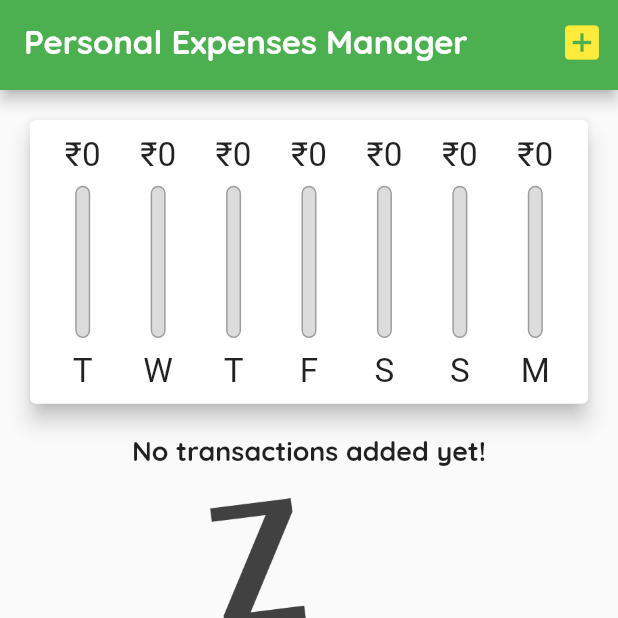
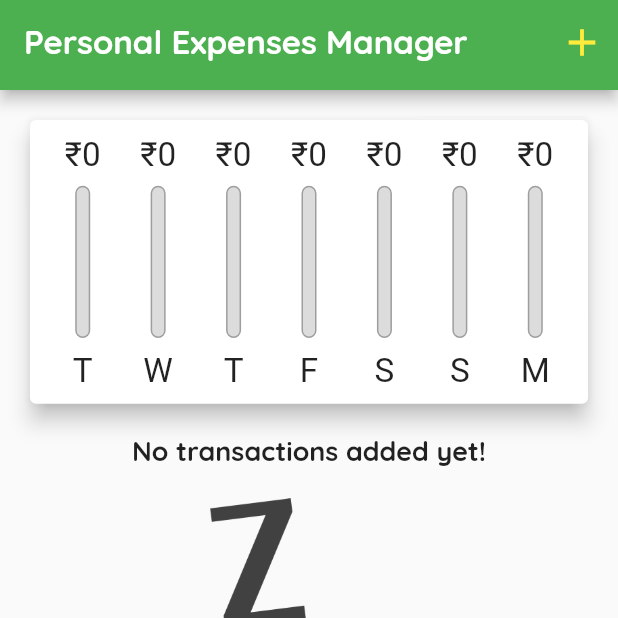
Before and after one commit to soumyadeep6845/Personal_Expense_Manager, a Flutter app: the screen it shows after launch, on a phone screen of 412 x 824 dp, the top half of it. Run offline on Flutter 3.47's test engine with Material 2 defaults, Android fonts, the phone set to English and light mode, and no system bars.

Commit message:
Changed appbar icon

```diff
--- a/lib/main.dart
+++ b/lib/main.dart
@@ -189,7 +189,7 @@ class _MyHomePageState extends State<MyHomePage> {
                 IconButton(
                   onPressed: () => _startAddNewtransaction(context),
                   icon: Icon(
-                    Icons.add_box,
+                    Icons.add,
                     color: Colors.yellow,
                     size: 30,
                   ),
```
